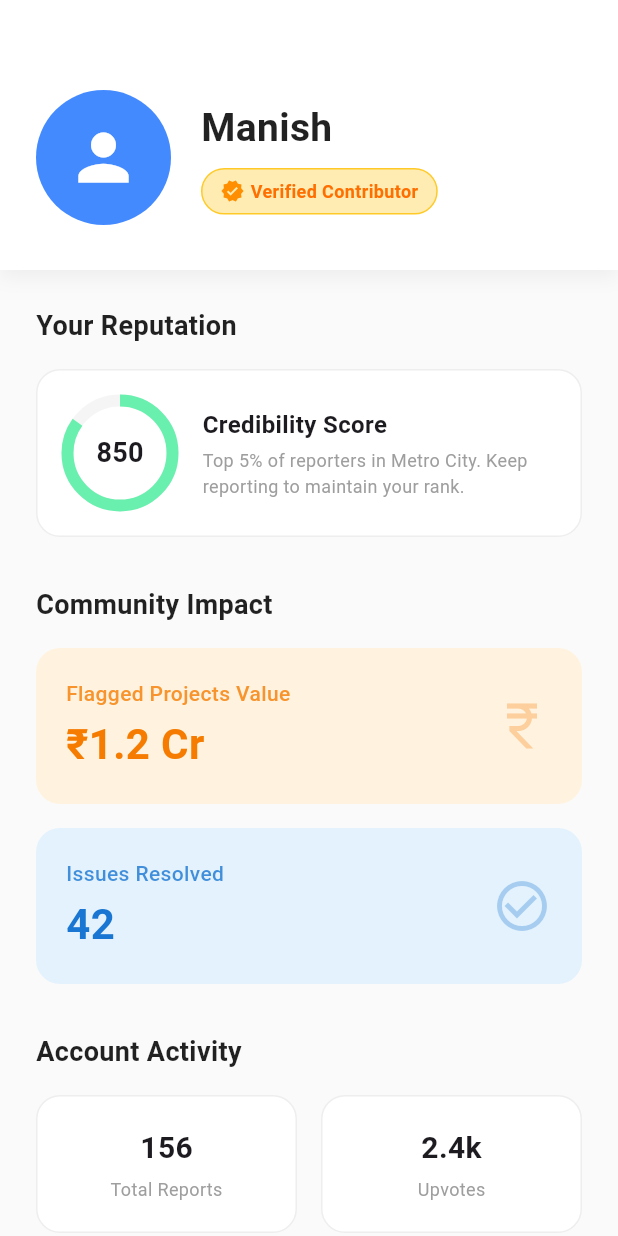
After one commit to coder2505/hacksync_app, a Flutter app: the screen it shows after launch, after a tap on "Profile", on a phone screen of 412 x 824 dp. The commit adds this screen. Run offline on Flutter 3.47's test engine with Material 3 defaults, Android fonts, the phone set to English and light mode, and no system bars; our stand-ins replace flutter_map, geocoding, geolocator, image_picker, latlong2.

Commit message:
added 2 screens -> profile and heatmap with dummy data

```diff
--- a/lib/views/user_homescreen.dart
+++ b/lib/views/user_homescreen.dart
@@ -1,5 +1,7 @@
 import 'package:flutter/material.dart';
+import 'package:gdg_hacksync/views/heat_map.dart';
 import 'package:gdg_hacksync/views/report_a_complaint.dart';
+import 'package:gdg_hacksync/views/user_profile_page.dart';
 
 class UserHomescreen extends StatefulWidget {
   const UserHomescreen({super.key});
@@ -49,6 +51,20 @@ class _UserHomescreenState extends State<UserHomescreen> {
                 childAspectRatio: 0.9,
                 children: [
                   _buildActionCard(
+                    title: "Profile",
+                    icon: Icons.person,
+                    color: Colors.green.shade50,
+                    iconColor: Colors.green.shade700,
+                    onTap: () {
+                      Navigator.push(
+                        context,
+                        MaterialPageRoute<void>(
+                          builder: (context) => UserProfilePage(),
+                        ),
+                      );
+                    },
+                  ),
+                  _buildActionCard(
                     title: "Report History",
                     icon: Icons.history,
                     color: Colors.blue.shade50,
@@ -56,21 +72,21 @@ class _UserHomescreenState extends State<UserHomescreen> {
                     onTap: () {},
                   ),
                   _buildActionCard(
-                    title: "Issues Around You",
-                    icon: Icons.near_me,
-                    color: Colors.green.shade50,
-                    iconColor: Colors.green.shade700,
-                    onTap: () {},
-                  ),
-                  _buildActionCard(
                     title: "Heat Map",
                     icon: Icons.map_outlined,
                     color: Colors.orange.shade50,
                     iconColor: Colors.orange.shade700,
-                    onTap: () {},
+                    onTap: () {
+                      Navigator.push(
+                        context,
+                        MaterialPageRoute<void>(
+                          builder: (context) => HeatMap(),
+                        ),
+                      );
+                    },
                   ),
                   _buildActionCard(
-                    title: "Top Complained Projects",
+                    title: "Issues Around You",
                     icon: Icons.warning_amber_rounded,
                     color: Colors.red.shade50,
                     iconColor: Colors.red.shade900,
@@ -118,7 +134,7 @@ class _UserHomescreenState extends State<UserHomescreen> {
           Navigator.push(
             context,
             MaterialPageRoute<void>(
-              builder: (context) => const ReportAComplaint(),
+              builder: (context) => ReportAComplaint(),
             ),
           );
         },
--- /dev/null
+++ b/lib/views/user_profile_page.dart
@@ -0,0 +1,253 @@
+import 'package:flutter/material.dart';
+
+class UserProfilePage extends StatefulWidget {
+  const UserProfilePage({super.key});
+
+  @override
+  State<UserProfilePage> createState() => _UserProfilePageState();
+}
+
+class _UserProfilePageState extends State<UserProfilePage> {
+  @override
+  Widget build(BuildContext context) {
+    return Scaffold(
+      backgroundColor: Colors.grey[50],
+      body: SingleChildScrollView(
+        child: Column(
+          children: [
+            _buildTopBanner(),
+            Padding(
+              padding: const EdgeInsets.all(24.0),
+              child: Column(
+                crossAxisAlignment: CrossAxisAlignment.start,
+                children: [
+                  _buildSectionTitle("Your Reputation"),
+                  const SizedBox(height: 16),
+                  _buildCredibilityScore(),
+                  const SizedBox(height: 32),
+                  _buildSectionTitle("Community Impact"),
+                  const SizedBox(height: 16),
+                  _buildImpactStats(),
+                  const SizedBox(height: 32),
+                  _buildSectionTitle("Account Activity"),
+                  const SizedBox(height: 16),
+                  _buildActivityGrid(),
+                ],
+              ),
+            ),
+          ],
+        ),
+      ),
+    );
+  }
+
+  Widget _buildTopBanner() {
+    return Container(
+      width: double.infinity,
+      decoration: BoxDecoration(
+        color: Colors.white,
+        boxShadow: [
+          BoxShadow(
+            color: Colors.black.withOpacity(0.05),
+            blurRadius: 10,
+            offset: const Offset(0, 5),
+          ),
+        ],
+      ),
+      padding: const EdgeInsets.fromLTRB(24, 60, 24, 30),
+      child: Row(
+        children: [
+          const CircleAvatar(
+            radius: 45,
+            backgroundColor: Colors.blueAccent,
+            child: Icon(Icons.person, size: 50, color: Colors.white),
+          ),
+          const SizedBox(width: 20),
+          Expanded(
+            child: Column(
+              crossAxisAlignment: CrossAxisAlignment.start,
+              children: [
+                const Text(
+                  "Manish",
+                  style: TextStyle(
+                    fontSize: 26,
+                    fontWeight: FontWeight.bold,
+                    color: Colors.black87,
+                  ),
+                ),
+                const SizedBox(height: 8),
+                Container(
+                  padding: const EdgeInsets.symmetric(horizontal: 12, vertical: 6),
+                  decoration: BoxDecoration(
+                    color: Colors.amber.shade100,
+                    borderRadius: BorderRadius.circular(20),
+                    border: Border.all(color: Colors.amber.shade400),
+                  ),
+                  child: Row(
+                    mainAxisSize: MainAxisSize.min,
+                    children: [
+                      Icon(Icons.verified, size: 16, color: Colors.amber.shade800),
+                      const SizedBox(width: 4),
+                      Text(
+                        "Verified Contributor",
+                        style: TextStyle(
+                          fontSize: 12,
+                          fontWeight: FontWeight.bold,
+                          color: Colors.amber.shade900,
+                        ),
+                      ),
+                    ],
+                  ),
+                ),
+              ],
+            ),
+          ),
+        ],
+      ),
+    );
+  }
+
+  Widget _buildCredibilityScore() {
+    return Container(
+      padding: const EdgeInsets.all(20),
+      decoration: BoxDecoration(
+        color: Colors.white,
+        borderRadius: BorderRadius.circular(16),
+        border: Border.all(color: Colors.grey.shade200),
+      ),
+      child: Row(
+        children: [
+          Stack(
+            alignment: Alignment.center,
+            children: [
+              SizedBox(
+                width: 70,
+                height: 70,
+                child: CircularProgressIndicator(
+                  value: 0.85,
+                  strokeWidth: 8,
+                  backgroundColor: Colors.grey.shade100,
+                  valueColor: const AlwaysStoppedAnimation<Color>(Colors.greenAccent),
+                ),
+              ),
+              const Text(
+                "850",
+                style: TextStyle(fontWeight: FontWeight.bold, fontSize: 18),
+              )
+            ],
+          ),
+          const SizedBox(width: 20),
+          const Expanded(
+            child: Column(
+              crossAxisAlignment: CrossAxisAlignment.start,
+              children: [
+                Text(
+                  "Credibility Score",
+                  style: TextStyle(fontSize: 16, fontWeight: FontWeight.bold),
+                ),
+                SizedBox(height: 4),
+                Text(
+                  "Top 5% of reporters in Metro City. Keep reporting to maintain your rank.",
+                  style: TextStyle(fontSize: 12, color: Colors.grey),
+                ),
+              ],
+            ),
+          )
+        ],
+      ),
+    );
+  }
+
+  Widget _buildImpactStats() {
+    return Column(
+      children: [
+        _buildStatCard(
+          "Flagged Projects Value",
+          "₹1.2 Cr",
+          Icons.currency_rupee,
+          Colors.orange.shade700,
+          Colors.orange.shade50,
+        ),
+        const SizedBox(height: 16),
+        _buildStatCard(
+          "Issues Resolved",
+          "42",
+          Icons.check_circle_outline,
+          Colors.blue.shade700,
+          Colors.blue.shade50,
+        ),
+      ],
+    );
+  }
+
+  Widget _buildStatCard(String label, String value, IconData icon, Color color, Color bgColor) {
+    return Container(
+      padding: const EdgeInsets.all(20),
+      decoration: BoxDecoration(
+        color: bgColor,
+        borderRadius: BorderRadius.circular(16),
+      ),
+      child: Row(
+        mainAxisAlignment: MainAxisAlignment.spaceBetween,
+        children: [
+          Column(
+            crossAxisAlignment: CrossAxisAlignment.start,
+            children: [
+              Text(
+                label,
+                style: TextStyle(fontSize: 14, color: color.withOpacity(0.8), fontWeight: FontWeight.w500),
+              ),
+              const SizedBox(height: 4),
+              Text(
+                value,
+                style: TextStyle(fontSize: 28, fontWeight: FontWeight.bold, color: color),
+              ),
+            ],
+          ),
+          Icon(icon, size: 40, color: color.withOpacity(0.3)),
+        ],
+      ),
+    );
+  }
+
+  Widget _buildActivityGrid() {
+    return Row(
+      children: [
+        _buildSmallStat("Total Reports", "156"),
+        const SizedBox(width: 16),
+        _buildSmallStat("Upvotes", "2.4k"),
+      ],
+    );
+  }
+
+  Widget _buildSmallStat(String label, String value) {
+    return Expanded(
+      child: Container(
+        padding: const EdgeInsets.symmetric(vertical: 20),
+        decoration: BoxDecoration(
+          color: Colors.white,
+          borderRadius: BorderRadius.circular(16),
+          border: Border.all(color: Colors.grey.shade200),
+        ),
+        child: Column(
+          children: [
+            Text(value, style: const TextStyle(fontSize: 20, fontWeight: FontWeight.bold)),
+            const SizedBox(height: 4),
+            Text(label, style: const TextStyle(fontSize: 12, color: Colors.grey)),
+          ],
+        ),
+      ),
+    );
+  }
+
+  Widget _buildSectionTitle(String title) {
+    return Text(
+      title,
+      style: const TextStyle(
+        fontSize: 18,
+        fontWeight: FontWeight.bold,
+        color: Colors.black87,
+      ),
+    );
+  }
+}
```
Also changed, not shown: lib/views/heat_map.dart (added, +364 -0 lines).
